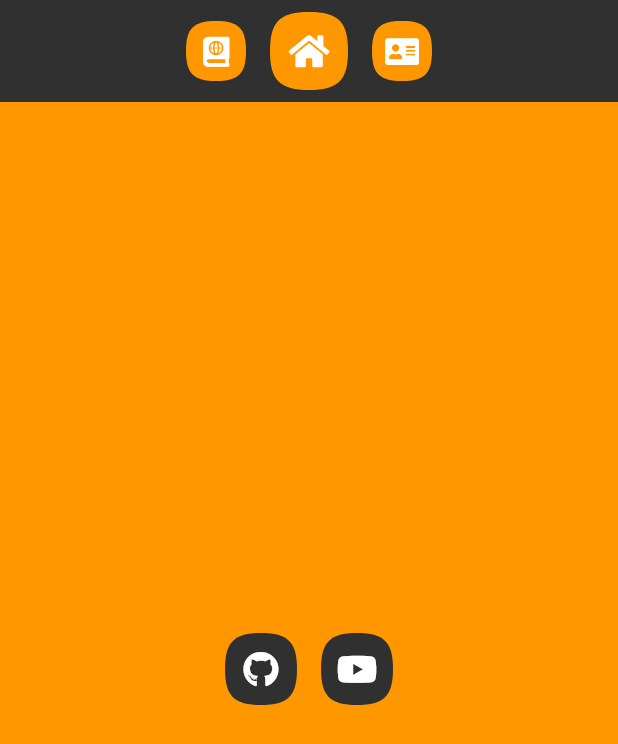
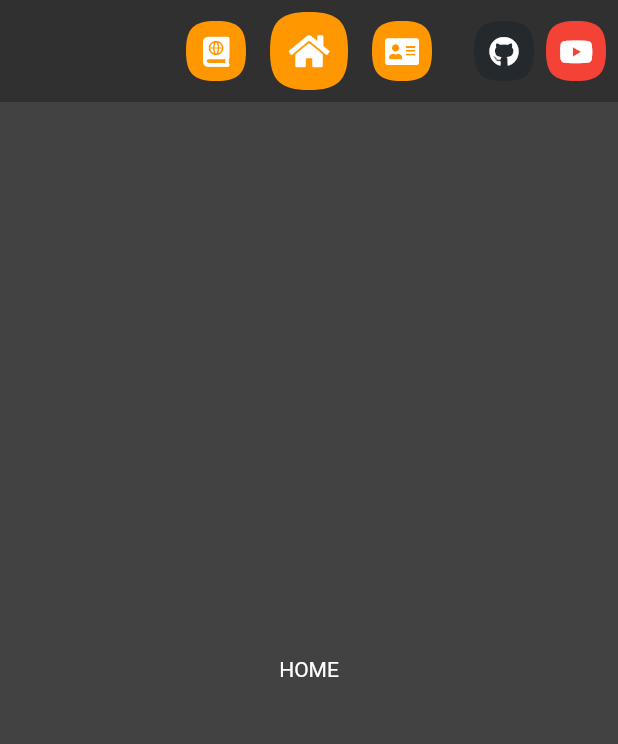
Before and after one commit to GenixPL/portfolio, a Flutter app: the screen it shows after launch, on a phone screen of 412 x 824 dp. Shown: the top 744 px of the screen. Run offline on Flutter 3.47's test engine with Material 2 defaults, Android fonts, the phone set to English and light mode, and no system bars; our stand-ins replace font_awesome_flutter; missing offline and left inert: dart:js.

Commit message:
Move default colors to theme and extend TopBar.

```diff
--- a/lib/themes/main_theme.dart
+++ b/lib/themes/main_theme.dart
@@ -1,5 +1,8 @@
 import 'package:flutter/material.dart';
 
 final mainTheme = ThemeData(
-  backgroundColor: Colors.orange,
+  primaryColor: Colors.grey[850],
+  accentColor: Colors.orange,
+  brightness: Brightness.dark,
+  scaffoldBackgroundColor: Colors.grey[800],
 );
--- a/lib/ui/common/basic_page/basic_page.dart
+++ b/lib/ui/common/basic_page/basic_page.dart
@@ -1,5 +1,5 @@
 import 'package:flutter/material.dart';
-import 'package:portfolio/ui/common/top_bar/top_bar.dart';
+import 'package:portfolio/ui/top_bar/top_bar.dart';
 
 class BasicPage extends StatelessWidget {
   final List<Widget> children;
--- a/lib/ui/common/squircle_icon_button/squircle_icon_button.dart
+++ b/lib/ui/common/squircle_icon_button/squircle_icon_button.dart
@@ -11,7 +11,7 @@ class SquircleIconButton extends StatelessWidget {
 
   SquircleIconButton({
     this.onTap,
-    this.backgroundColor = Colors.orange,
+    this.backgroundColor,
     this.textColor,
     this.size = 48,
     this.iconData,
@@ -22,14 +22,16 @@ class SquircleIconButton extends StatelessWidget {
   Widget build(BuildContext context) {
     return GestureDetector(
       onTap: onTap,
-      child: _buildContent(),
+      child: _buildContent(context),
     );
   }
 
-  Widget _buildContent() {
+  Widget _buildContent(BuildContext context) {
     return Material(
       shape: SquircleShape(),
-      color: backgroundColor,
+      color: (backgroundColor != null)
+          ? backgroundColor
+          : Theme.of(context).accentColor,
       child: Container(
         width: size,
         height: size,
--- a/lib/ui/home/home_page.dart
+++ b/lib/ui/home/home_page.dart
@@ -2,8 +2,6 @@ import 'package:flutter/material.dart';
 import 'package:font_awesome_flutter/font_awesome_flutter.dart';
 import 'package:portfolio/ui/common/basic_page/basic_page.dart';
 import 'package:portfolio/ui/common/squircle_icon_button/squircle_icon_button.dart';
-
-import 'dart:js' as js;
 
 class HomePage extends StatelessWidget {
   @override
@@ -19,41 +17,14 @@ class HomePage extends StatelessWidget {
 
   Widget _buildBody() {
     return Container(
-      decoration: BoxDecoration(
-        color: Colors.orange,
-      ),
       child: Column(
         mainAxisAlignment: MainAxisAlignment.center,
         children: <Widget>[
-          Row(
-            mainAxisAlignment: MainAxisAlignment.center,
-            children: <Widget>[
-              SquircleIconButton(
-                iconData: FontAwesomeIcons.github,
-                backgroundColor: Colors.grey[850],
-                textColor: Colors.white,
-                onTap: _moveToGithub,
-              ),
-              SizedBox(width: 16),
-              SquircleIconButton(
-                iconData: FontAwesomeIcons.youtube,
-                backgroundColor: Colors.grey[850],
-                onTap: _moveToYouTube,
-              ),
-            ],
-          ),
+          Text('HOME'),
         ],
       ),
     );
   }
 
-  _moveToGithub() {
-    js.context.callMethod('open', ['https://github.com/GenixPL']);
-  }
 
-  _moveToYouTube() {
-    js.context.callMethod('open', [
-      'https://www.youtube.com/channel/UC8iFSZEpTSbq8ActXXbvyfw?view_as=subscriber'
-    ]);
-  }
 }
--- a/lib/ui/common/top_bar/top_bar.dart
+++ b/lib/ui/top_bar/top_bar.dart
@@ -3,6 +3,8 @@ import 'package:font_awesome_flutter/font_awesome_flutter.dart';
 import 'package:portfolio/main.dart';
 import 'package:portfolio/navigation/routes.dart';
 import 'package:portfolio/ui/common/squircle_icon_button/squircle_icon_button.dart';
+
+import 'dart:js' as js;
 
 class TopBar extends StatelessWidget {
   final double _normalItemSize = 40;
@@ -15,7 +17,7 @@ class TopBar extends StatelessWidget {
   Widget build(BuildContext context) {
     return Container(
       decoration: BoxDecoration(
-        color: Colors.grey[850],
+        color: Theme.of(context).primaryColor,
       ),
       child: Padding(
         padding: const EdgeInsets.all(8.0),
@@ -26,7 +28,21 @@ class TopBar extends StatelessWidget {
 
   Widget _buildContent(BuildContext context) {
     return Row(
-      mainAxisAlignment: MainAxisAlignment.center,
+      children: <Widget>[
+        Expanded(
+          child: Container(),
+        ),
+        _buildCenterPart(context),
+        Expanded(
+          child: _buildRightPart(context),
+        ),
+      ],
+    );
+  }
+
+  Widget _buildCenterPart(BuildContext context) {
+    return Row(
+      mainAxisSize: MainAxisSize.min,
       children: <Widget>[
         _buildKnowledgeButton(context),
         SizedBox(width: 16),
@@ -36,6 +52,31 @@ class TopBar extends StatelessWidget {
       ],
     );
   }
+
+  Widget _buildRightPart(BuildContext context) {
+    return Row(
+      mainAxisAlignment: MainAxisAlignment.end,
+      children: <Widget>[
+        SquircleIconButton(
+          iconData: FontAwesomeIcons.github,
+          backgroundColor: Color(0xff24292e),
+          iconSize: _normalIconSize,
+          size: _normalItemSize,
+          onTap: _moveToGithub,
+        ),
+        SizedBox(width: 8),
+        SquircleIconButton(
+          iconData: FontAwesomeIcons.youtube,
+          backgroundColor: Colors.red,
+          iconSize: _normalIconSize,
+          size: _normalItemSize,
+          onTap: _moveToYouTube,
+        ),
+      ],
+    );
+  }
+
+  //BUTTONS
 
   Widget _buildKnowledgeButton(BuildContext context) {
     bool isNormal = (router.lastRoute == knowledgeMenuRoute) ? false : true;
@@ -69,4 +110,16 @@ class TopBar extends StatelessWidget {
       onTap: () => Navigator.pushNamed(context, infoRoute),
     );
   }
+
+  // FUNCTIONS
+
+  _moveToGithub() {
+    js.context.callMethod('open', ['https://github.com/GenixPL']);
+  }
+
+  _moveToYouTube() {
+    js.context.callMethod('open', [
+      'https://www.youtube.com/channel/UC8iFSZEpTSbq8ActXXbvyfw?view_as=subscriber'
+    ]);
+  }
 }
```
